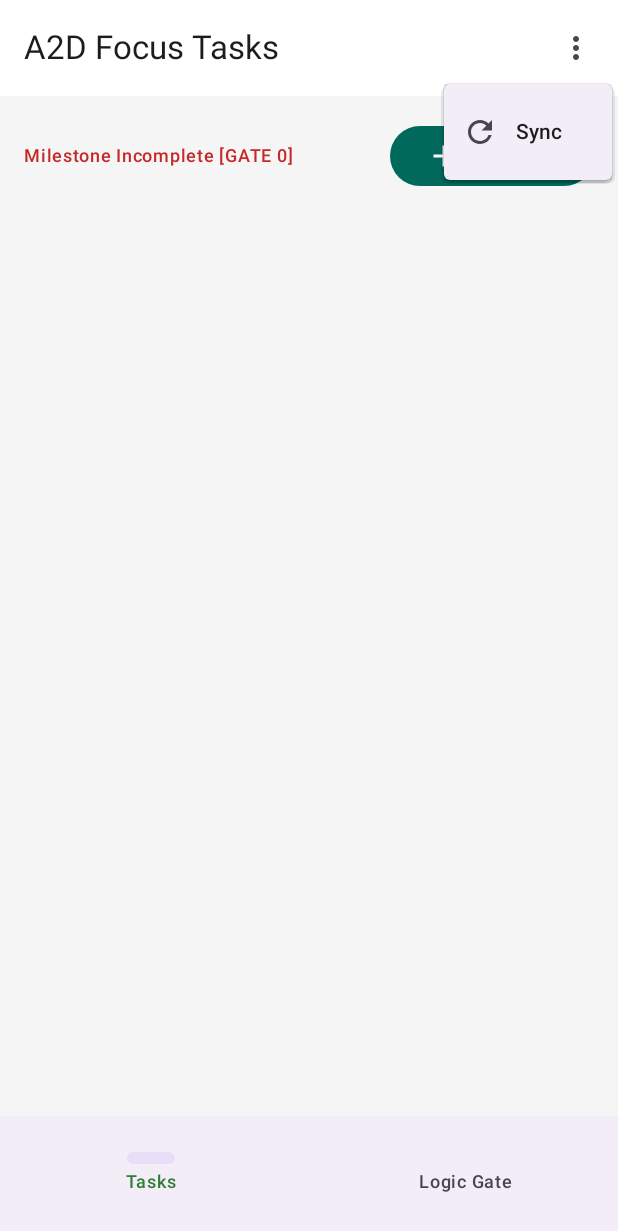
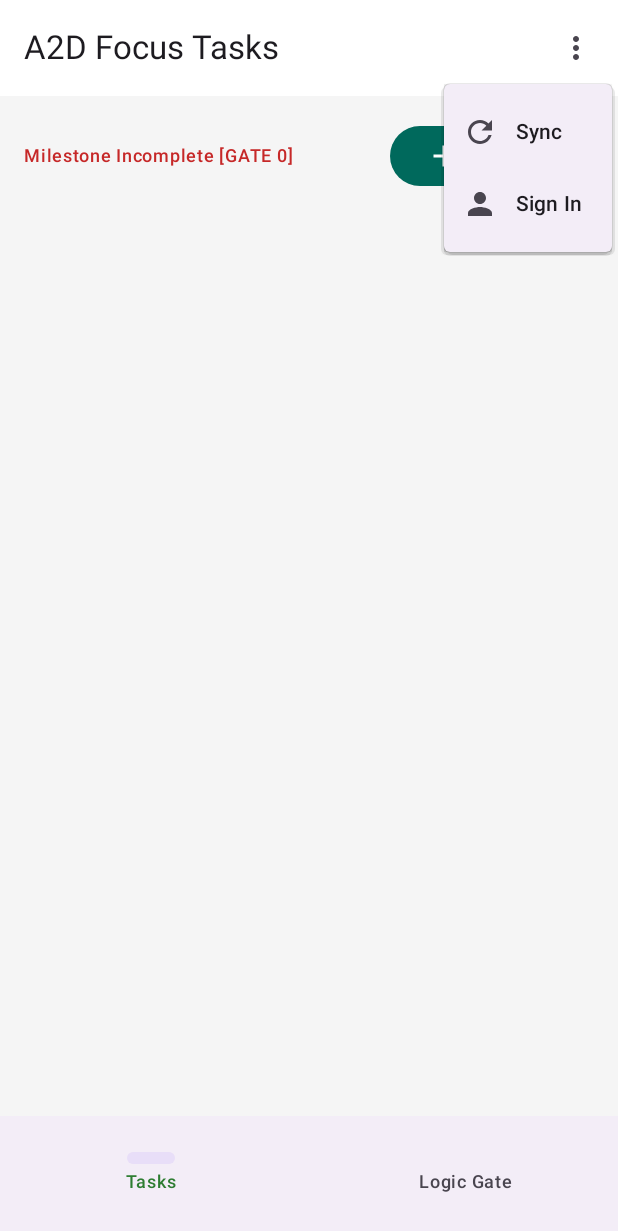
Before and after one commit to anish1024/a2d_android, an Android app built with Jetpack Compose: the screen it shows after launch (MainActivity), after a tap on "More options", on a phone screen of 412 x 824 dp. Shown: the top 1231 px of the screen. Run offline under Robolectric (Android 15) with nearby library versions, the phone set to English and light mode, and no system bars; our stand-ins replace Dagger/Hilt's generated code, Room's generated code; 6 statements that could not run were skipped.

Commit message:
fix: add Sign In menu item to task list 3-dot menu

```diff
--- a/A2D/app/src/main/java/com/a2d/app/ui/MainActivity.kt
+++ b/A2D/app/src/main/java/com/a2d/app/ui/MainActivity.kt
@@ -9,6 +9,7 @@ import androidx.activity.compose.setContent
 import androidx.compose.foundation.layout.padding
 import androidx.compose.material.icons.Icons
 import androidx.compose.material.icons.filled.MoreVert
+import androidx.compose.material.icons.filled.Person
 import androidx.compose.material.icons.filled.Refresh
 import androidx.compose.material3.*
 import androidx.compose.runtime.*
@@ -119,6 +120,17 @@ class MainActivity : ComponentActivity() {
                                                     },
                                                     leadingIcon = { Icon(Icons.Filled.Refresh, contentDescription = null) }
                                                 )
+                                                DropdownMenuItem(
+                                                    text = { Text("Sign In") },
+                                                    onClick = {
+                                                        showMenu = false
+                                                        navController.navigate("login") {
+                                                            popUpTo("taskList") { inclusive = true }
+                                                            launchSingleTop = true
+                                                        }
+                                                    },
+                                                    leadingIcon = { Icon(Icons.Filled.Person, contentDescription = null) }
+                                                )
                                             }
                                         }
                                     )
```
